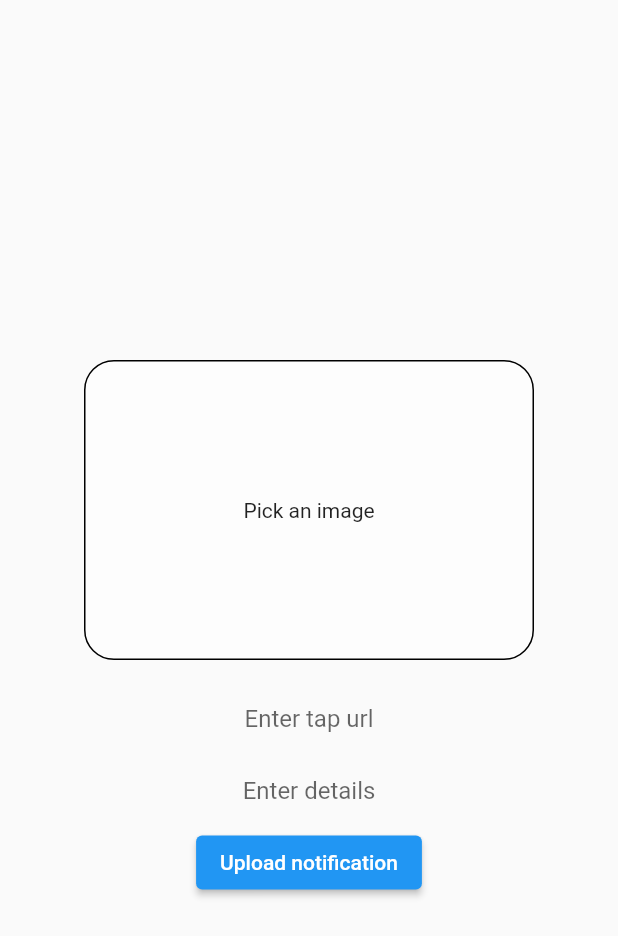
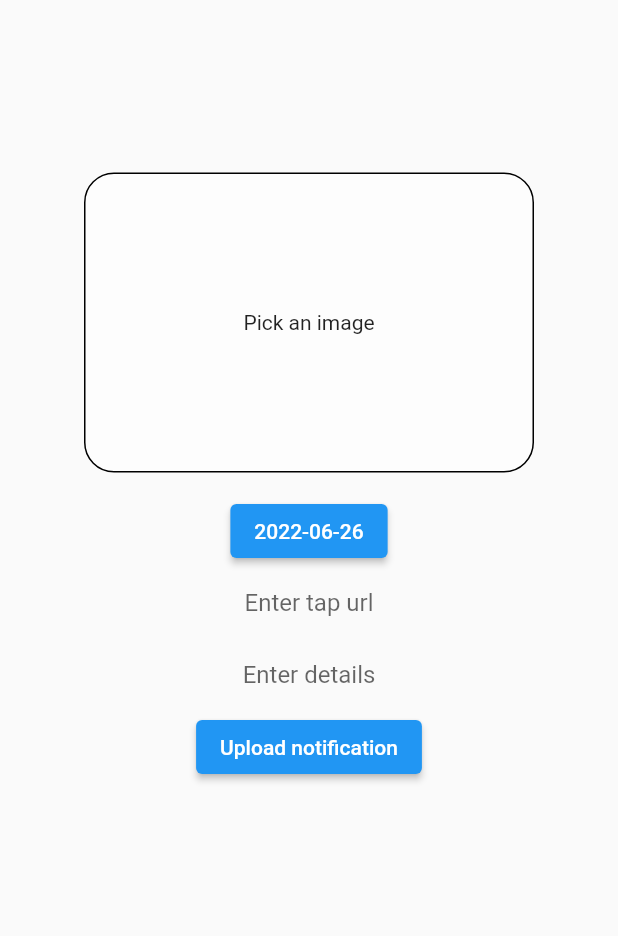
Before and after one commit to arunima-s/gecw-app, a Flutter app: the NotificationScreen screen opened directly, after a tap on the "edit" icon, on a phone screen of 412 x 824 dp. Shown: the top 936 px of the screen. Run offline on Flutter 3.47's test engine with Material 2 defaults, Android fonts, the phone set to English and light mode, and no system bars; our stand-ins replace card_swiper, firebase_auth, firebase_core, firebase_database, firebase_storage, flutter_local_notifications and 4 more; missing offline and left inert: maps_launcher, web_scraper; accounts and stored records are empty.

Commit message:
Add logic to upload event time in notifications

```diff
--- a/gecwapp/lib/Models/notificationModel.dart
+++ b/gecwapp/lib/Models/notificationModel.dart
@@ -1,21 +1,23 @@
 class NotificationModel {
-  final String image, link, details, userId, timeStamp;
+  final String image, link, details, userId, timeStamp, eventDate;
 
-  NotificationModel(
-      this.image, this.link, this.details, this.userId, this.timeStamp);
+  NotificationModel(this.image, this.link, this.details, this.userId,
+      this.timeStamp, this.eventDate);
 
   NotificationModel.fromJson(Map<dynamic, dynamic> json)
       : image = json['image'] as String,
         link = json['link'] as String,
         details = json['details'] as String,
         userId = json['uuid'] as String,
-        timeStamp = json['time'] as String;
+        timeStamp = json['time'] as String,
+        eventDate = json['eventDate'] as String;
 
   Map<dynamic, dynamic> toJson() => <dynamic, dynamic>{
         'image': image,
         'link': link,
         'details': details,
         'uuid': userId,
-        'time': timeStamp
+        'time': timeStamp,
+        'eventDate': eventDate
       };
 }
--- a/gecwapp/lib/screens/addNotificationScreen.dart
+++ b/gecwapp/lib/screens/addNotificationScreen.dart
@@ -8,6 +8,7 @@ import 'package:path/path.dart';
 import 'package:firebase_storage/firebase_storage.dart';
 import 'package:flutter/material.dart';
 import 'package:image_picker/image_picker.dart';
+import 'package:intl/intl.dart';
 
 class AddNotificationScreen extends StatefulWidget {
   final int notificationCount;
@@ -18,6 +19,7 @@ class AddNotificationScreen extends StatefulWidget {
 
 class _AddNotificationScreenState extends State<AddNotificationScreen> {
   File? image;
+  DateTime selectedDate = DateTime.now();
   bool progressEnabled = false;
   TextEditingController tapUrlController = new TextEditingController();
   TextEditingController detailsController = new TextEditingController();
@@ -27,11 +29,18 @@ class _AddNotificationScreenState extends State<AddNotificationScreen> {
       body: SafeArea(
         child: Stack(
           children: [
-            Column(
-              mainAxisAlignment: MainAxisAlignment.center,
-              crossAxisAlignment: CrossAxisAlignment.center,
+            ListView(
+              // shrinkWrap: true,
+              // scrollDirection: Axis.vertical,
+              // mainAxisAlignment: MainAxisAlignment.center,
+              // crossAxisAlignment: CrossAxisAlignment.center,
               children: [
+                SizedBox(
+                  height: 100,
+                ),
                 GestureDetector(
+                  child: Align(
+                    alignment: Alignment.center,
                     child: Container(
                         height: 200,
                         width: 300,
@@ -41,22 +50,25 @@ class _AddNotificationScreenState extends State<AddNotificationScreen> {
                           border: Border.all(color: Colors.black),
                           borderRadius: BorderRadius.all(Radius.circular(20)),
                           color: AppColors.systemWhite,
-                        // boxShadow: [
-                        //   BoxShadow(
-                        //       color: AppColors.grey3,
-                        //       offset: Offset(2.0, 2.0),
-                        //       spreadRadius: 3.0,
-                        //       blurRadius: 2.0)
-                        // ]
                         ),
                         child: Center(
                           child: image != null
                               ? Image.file(image!)
                               : Text("Pick an image"),
                         )),
+                  ),
                   onTap: () {
                     pickImage();
                   },
+                ),
+                Align(
+                  alignment: Alignment.center,
+                  child: ElevatedButton(
+                      onPressed: () {
+                        _selectDate(context);
+                      },
+                      child:
+                          Text(DateFormat('yyyy-MM-dd').format(selectedDate))),
                 ),
                 TextField(
                   controller: tapUrlController,
@@ -71,7 +83,9 @@ class _AddNotificationScreenState extends State<AddNotificationScreen> {
                   decoration: InputDecoration(
                       border: InputBorder.none, hintText: 'Enter details'),
                 ),
-                ElevatedButton(
+                Align(
+                  alignment: Alignment.center,
+                  child: ElevatedButton(
                       onPressed: (() {
                         if (!tapUrlController.text.isEmpty &&
                             !detailsController.text.isEmpty) {
@@ -85,7 +99,8 @@ class _AddNotificationScreenState extends State<AddNotificationScreen> {
                           ));
                         }
                       }),
-                    child: Text("Upload notification"))
+                      child: Text("Upload notification")),
+                )
               ],
             ),
             progressEnabled ? LoaderTransparent() : Container()
@@ -95,13 +110,9 @@ class _AddNotificationScreenState extends State<AddNotificationScreen> {
     );
   }
 
-  // checkButtonStatus() {
-  //   setState(() {
-  //     isButtonDisabled =
-  //         tapUrlController.text.isEmpty && detailsController.text.isEmpty;
-  //   });
-  // }
-
+/////////////
+////////////////
+///////////////Pick image
   pickImage() async {
     var _image = await ImagePicker()
         .pickImage(source: ImageSource.gallery, maxHeight: 200, maxWidth: 300);
@@ -111,11 +122,22 @@ class _AddNotificationScreenState extends State<AddNotificationScreen> {
         image = imageFile;
       });
     }
-    // print(_image?.path);
-    // final tempImage = File(_image!.path);
-    // setState(() {
-    //   image = tempImage;
-    // });
+  }
+
+///////////
+//////////////
+/////////////DatePicker
+  Future<void> _selectDate(BuildContext context) async {
+    final DateTime? picked = await showDatePicker(
+        context: context,
+        initialDate: selectedDate,
+        firstDate: DateTime(2015, 8),
+        lastDate: DateTime(2101));
+    if (picked != null && picked != selectedDate) {
+      setState(() {
+        selectedDate = picked;
+      });
+    }
   }
 
   uploadImage(BuildContext context) async {
@@ -147,7 +169,8 @@ class _AddNotificationScreenState extends State<AddNotificationScreen> {
         tapUrlController.text,
         detailsController.text,
         uid.toString(),
-        timeStamp);
+        timeStamp,
+        DateFormat('yyyy-MM-dd').format(selectedDate));
     await notificationRef
         .child(timeStamp)
         // .child((widget.notificationCount + 1).toString())
```
Also changed, not shown: gecwapp/lib/customWidgets/notificationScreenItem.dart (+10 -3 lines). Lines whose indentation alone changed are shown as unchanged.
